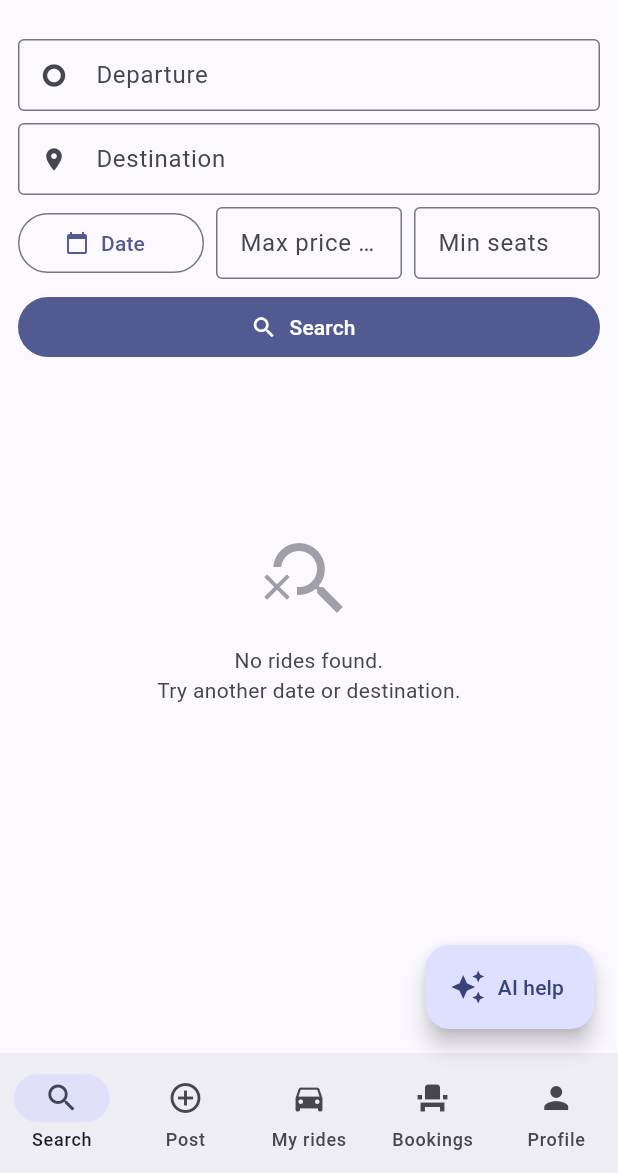
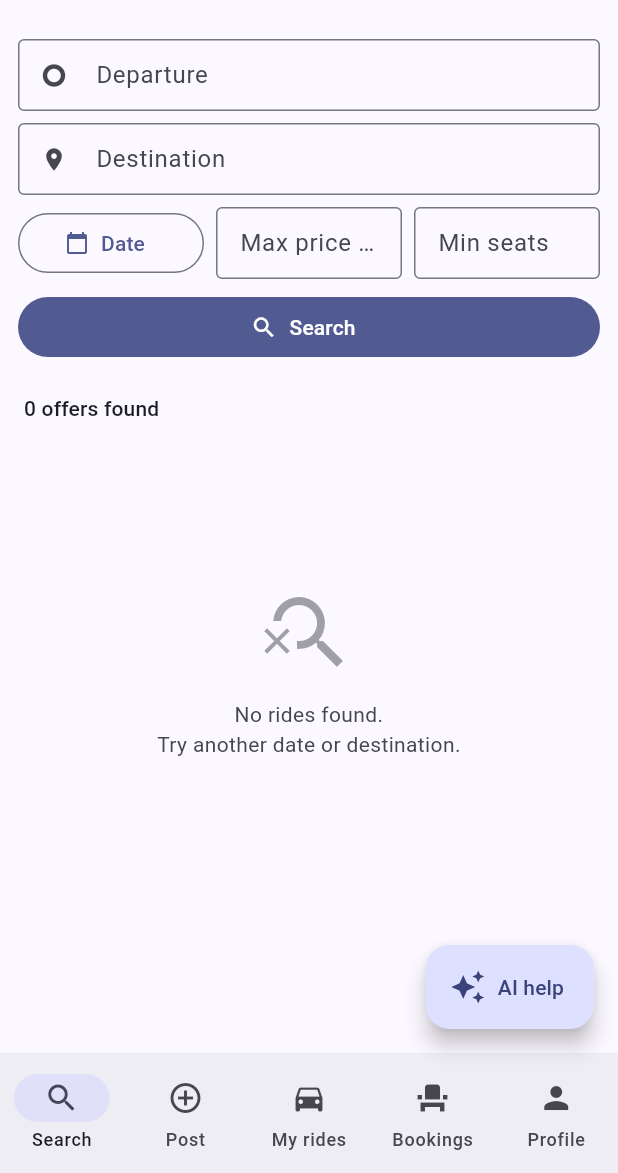
Before and after one commit to Chifa-Ben-Ghozzi/Flutter_Project, a Flutter app: the HomeScreen screen opened directly, on a phone screen of 412 x 824 dp, the part 63-1236 px from its top. Run offline on Flutter 3.47's test engine with Material 3 defaults, Android fonts, the phone set to English and light mode, and no system bars; our stand-ins replace cloud_firestore, firebase_auth, firebase_core, firebase_messaging, flutter_local_notifications, flutter_map and 3 more; accounts and stored records are empty.

Commit message:
feat: add number of search result N

```diff
--- a/campus_carpool/lib/l10n.dart
+++ b/campus_carpool/lib/l10n.dart
@@ -160,6 +160,8 @@ const strings = <String, Map<String, String>>{
     'max_price': 'Prix max dt',
     'min_seats': 'Places min',
     'search_btn': 'Rechercher',
+    'offer_count_one': '{count} offre trouvée',
+    'offer_count_other': '{count} offres trouvées',
     'no_rides_found': 'Aucun trajet trouvé.\nEssayez une autre date ou destination.',
     'see_details': 'Voir les détails ›',
     'request_seat': 'Demander une place',
@@ -379,6 +381,8 @@ const strings = <String, Map<String, String>>{
     'max_price': 'Max price dt',
     'min_seats': 'Min seats',
     'search_btn': 'Search',
+    'offer_count_one': '{count} offer found',
+    'offer_count_other': '{count} offers found',
     'no_rides_found': 'No rides found.\nTry another date or destination.',
     'see_details': 'See details ›',
     'request_seat': 'Request a seat',
--- a/campus_carpool/lib/screens/search_screen.dart
+++ b/campus_carpool/lib/screens/search_screen.dart
@@ -134,7 +134,19 @@ class _SearchScreenState extends State<SearchScreen> {
           duration: const Duration(milliseconds: 300),
           child: loading
               ? const SkeletonList()
-              : RefreshIndicator(
+              : Column(children: [
+                  Padding(
+                    padding: const EdgeInsets.symmetric(horizontal: 16, vertical: 8),
+                    child: Align(
+                      alignment: Alignment.centerLeft,
+                      child: Text(
+                        context.tr(rides.length == 1 ? 'offer_count_one' : 'offer_count_other', {'count': rides.length}),
+                        style: Theme.of(context).textTheme.titleSmall,
+                      ),
+                    ),
+                  ),
+                  Expanded(
+                    child: RefreshIndicator(
                       onRefresh: load,
                       child: rides.isEmpty
                           ? EmptyState(Icons.search_off, context.tr('no_rides_found'))
@@ -143,6 +155,8 @@ class _SearchScreenState extends State<SearchScreen> {
                               itemBuilder: (_, i) => FadeSlideIn(index: i, child: card(rides[i])),
                             ),
                     ),
+                  ),
+                ]),
         ),
       ),
     ]);
```
Also changed, not shown: 1 other file. Lines whose indentation alone changed are shown as unchanged.
